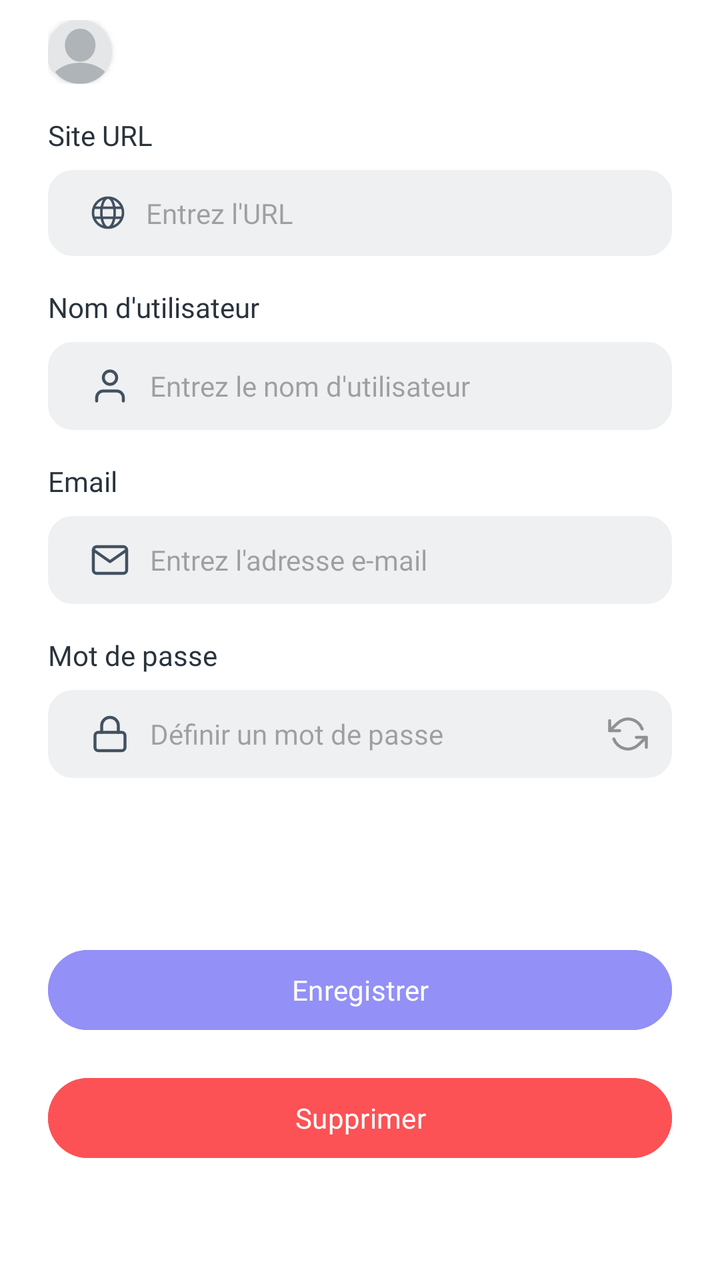
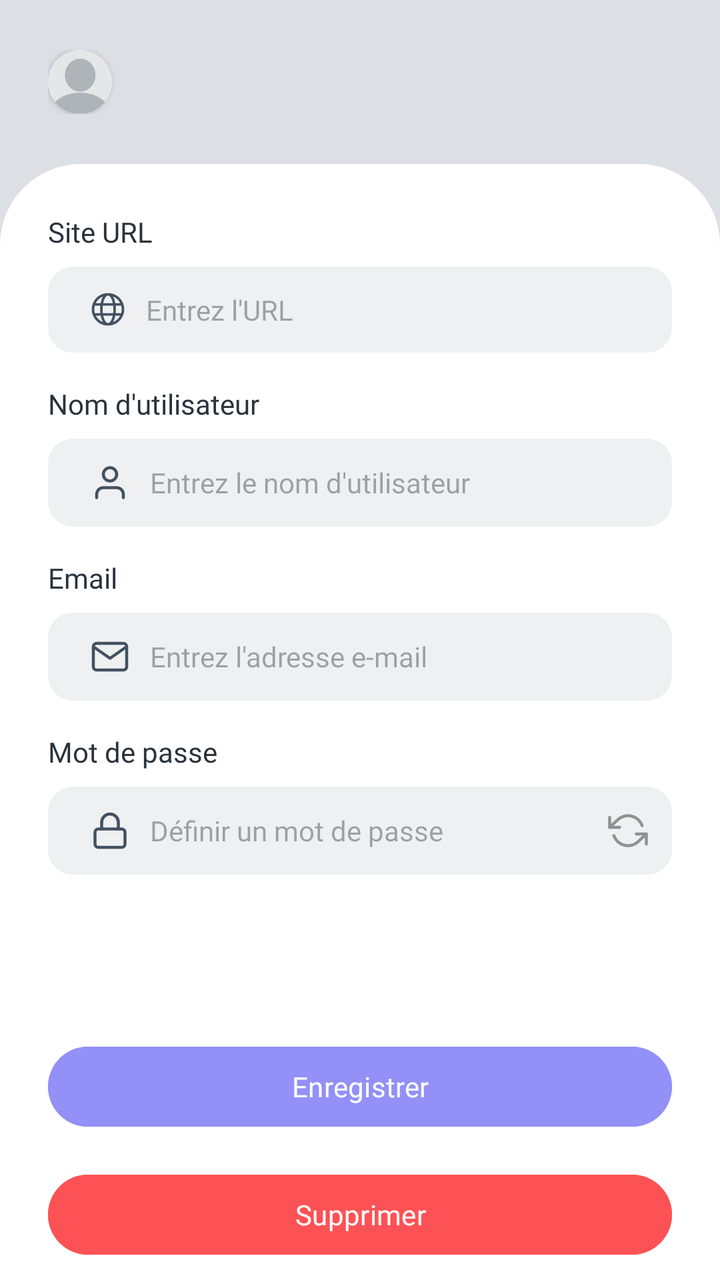

Two renders of the same Android screen: before a commit and after it. Below are the layout's source before the change and the commit's diff.
<!-- AndroidManifest.xml: application theme Theme.ManagePass -->
<!-- res/layout/activity_edit_delete_password.xml -->
<androidx.constraintlayout.widget.ConstraintLayout xmlns:android="http://schemas.android.com/apk/res/android"
    xmlns:app="http://schemas.android.com/apk/res-auto"
    xmlns:tools="http://schemas.android.com/tools"
    android:id="@+id/main"
    android:layout_width="match_parent"
    android:layout_height="match_parent"
    android:background="@color/white"
    tools:context=".AddPasswordActivity">

    <LinearLayout
        android:id="@+id/linearLayout2"
        android:layout_width="0dp"
        android:layout_height="0dp"
        android:orientation="vertical"
        app:layout_constraintBottom_toBottomOf="parent"
        app:layout_constraintEnd_toEndOf="parent"
        app:layout_constraintStart_toStartOf="parent"
        app:layout_constraintTop_toTopOf="parent"
        android:layout_marginLeft="24dp" android:layout_marginRight="24dp">
        <LinearLayout
            android:id="@+id/linearLayout"
            android:layout_width="match_parent"
            android:layout_height="wrap_content"
            android:layout_marginTop="10dp"
            android:orientation="horizontal"
            app:layout_constraintEnd_toEndOf="parent"
            app:layout_constraintStart_toStartOf="parent"
            app:layout_constraintTop_toTopOf="@+id/linearLayout2">

            <androidx.cardview.widget.CardView
                android:layout_width="32dp"
                android:layout_height="32dp"
                app:cardCornerRadius="100dp">

                <ImageView
                    android:id="@+id/user_image"
                    android:layout_width="32dp"
                    android:layout_height="32dp"
                    android:layout_marginEnd="8dp"
                    android:src="@drawable/blank_profile_picture_973460" />
            </androidx.cardview.widget.CardView>

            <TextView
                android:id="@+id/welcome_text"
                android:layout_width="wrap_content"
                android:layout_height="wrap_content"
                android:fontFamily="sans-serif-medium"
                android:gravity="center_vertical"
                android:textColor="@android:color/black"
                android:textSize="18sp" />
        </LinearLayout>
        
        <TextView
            android:id="@+id/site_url_label"
            style="@style/s_medium"
            android:layout_width="wrap_content"
            android:layout_height="wrap_content"
            android:layout_marginTop="16dp"
            android:layout_marginBottom="8dp"
            android:textColor="@color/neutral_800"
            android:text="@string/add_password_label_site_url" />
        <EditText
            android:id="@+id/site_url_input"
            android:layout_width="match_parent"
            android:layout_height="wrap_content"
            android:background="@drawable/input_style_bordure"
            android:drawableStart="@drawable/url"
            android:drawablePadding="10dp"
            style="@style/s_medium_grey_neutral"
            android:hint="@string/add_password_placeholder_site_url"
            android:paddingTop="12dp"
            android:paddingBottom="12dp"
            android:paddingLeft="21dp"
            />
        
        <TextView
            android:id="@+id/add_password_label_username"
            style="@style/s_medium"
            android:layout_width="wrap_content"
            android:layout_height="wrap_content"
            android:layout_marginTop="16dp"
            android:layout_marginBottom="8dp"
            android:textColor="@color/neutral_800"
            android:text="@string/add_password_label_username" />
        <EditText
            android:id="@+id/add_password_placeholder_username"
            android:layout_width="match_parent"
            android:layout_height="wrap_content"
            android:background="@drawable/input_style_bordure"
            android:drawableStart="@drawable/user__1_"
            android:drawablePadding="10dp"
            style="@style/s_medium_grey_neutral"
            android:hint="@string/add_password_placeholder_username"
            android:paddingTop="12dp"
            android:paddingBottom="12dp"
            android:paddingLeft="21dp"
            />
        
        <TextView
            android:id="@+id/login_page_label_email"
            style="@style/s_medium"
            android:layout_width="wrap_content"
            android:layout_height="wrap_content"
            android:layout_marginTop="16dp"
            android:layout_marginBottom="8dp"
            android:textColor="@color/neutral_800"
            android:text="@string/login_page_label_email" />
        <EditText
            android:id="@+id/add_password_placeholder_email"
            android:layout_width="match_parent"
            android:layout_height="wrap_content"
            android:background="@drawable/input_style_bordure"
            android:drawableStart="@drawable/mail"
            android:drawablePadding="10dp"
            style="@style/s_medium_grey_neutral"
            android:hint="@string/add_password_placeholder_email"
            android:paddingTop="12dp"
            android:paddingBottom="12dp"
            android:paddingLeft="21dp"
            />
        
        <TextView
            android:id="@+id/login_page_label_password"
            style="@style/s_medium"
            android:layout_width="wrap_content"
            android:layout_height="wrap_content"
            android:layout_marginTop="16dp"
            android:layout_marginBottom="8dp"
            android:textColor="@color/neutral_800"
            android:text="@string/login_page_label_password" />

        <RelativeLayout
            android:layout_width="match_parent"
            android:layout_height="wrap_content"
            >
            
            <EditText
                android:id="@+id/register_input_password"
                android:layout_width="match_parent"
                android:layout_height="wrap_content"
                android:background="@drawable/input_style_bordure"
                android:drawableStart="@drawable/password__"
                android:drawablePadding="10dp"
                style="@style/s_medium_grey_neutral"
                android:hint="@string/register_label_password"
                android:paddingTop="12dp"
                android:paddingBottom="12dp"
                android:paddingLeft="21dp" />

            
            <ImageView
                android:id="@+id/refresh_icone"
                android:layout_width="24dp"
                android:layout_height="wrap_content"
                android:layout_alignParentEnd="true"
                android:layout_centerVertical="true"
                android:layout_marginEnd="10dp"
                android:clickable="true"
                android:focusable="true"
                android:src="@drawable/refresh_ccw" />
        </RelativeLayout>
        

        <Button
            android:id="@+id/add_password_button_save"
            style="@style/s_semibold_white"
            android:layout_width="match_parent"
            android:layout_height="wrap_content"
            android:layout_marginTop="82dp"
            android:layout_marginBottom="16dp"
            android:backgroundTint="@color/mauve_pastel"
            android:text="@string/add_password_button_save" />

        <Button
            android:id="@+id/delete_password_button_delete"
            style="@style/s_semibold_white"
            android:layout_width="match_parent"
            android:layout_height="wrap_content"
            android:backgroundTint="@color/rouge"
            android:text="@string/delete_password_button_delete"
            android:drawableStart="@drawable/delete"
            />
    </LinearLayout>

</androidx.constraintlayout.widget.ConstraintLayout>
<!-- resources referenced by this layout -->
<resources>
  <color name="mauve_pastel">#9390F7</color>
  <color name="neutral_800">#29333C</color>
  <color name="rouge">#FC5255</color>
  <color name="white">#FFFFFFFF</color>
  <!-- drawable blank_profile_picture_973460 (drawable) -->
  <vector xmlns:android="http://schemas.android.com/apk/res/android"
      android:width="401dp"
      android:height="401dp"
      android:viewportWidth="401"
      android:viewportHeight="401">
    <path
        android:pathData="M-44.74,-44.74l490.42,0l0,490.42l-490.42,0z"
        android:fillColor="#E4E6E7"/>
    <path
        android:pathData="m201,267.14c-103.36,0 -187.75,58.93 -192.48,132.84l384.99,0c-4.73,-73.92 -89.16,-132.84 -192.51,-132.84z"
        android:fillColor="#AEB4B7"/>
    <path
        android:pathData="m297.61,158.03c0,57.17 -42.93,103.52 -95.9,103.52s-95.9,-46.35 -95.9,-103.52 42.93,-103.52 95.9,-103.52c52.97,0 95.9,46.35 95.9,103.51z"
        android:fillColor="#AEB4B7"/>
  </vector>
  <!-- drawable input_style_bordure (drawable) -->
  <?xml version="1.0" encoding="utf-8"?>
  <selector xmlns:android="http://schemas.android.com/apk/res/android">
      <item>
          <shape>
              
              <solid android:color="#EEF0F2" />
  
              
              <stroke
                  android:width="1dp"
                  android:color="#EEF0F2" />
  
              
              <corners android:radius="12dp" />
          </shape>
      </item>
  </selector>
  <string name="add_password_button_save">Enregistrer</string>
  <string name="add_password_label_site_url">Site URL</string>
  <string name="add_password_label_username">Nom d\'utilisateur</string>
  <string name="add_password_placeholder_email">Entrez l\'adresse e-mail</string>
  <string name="add_password_placeholder_site_url">Entrez l\'URL</string>
  <string name="add_password_placeholder_username">Entrez le nom d\'utilisateur</string>
  <string name="delete_password_button_delete">Supprimer</string>
  <string name="login_page_label_email">Email</string>
  <string name="login_page_label_password">Mot de passe</string>
  <string name="register_label_password">Définir un mot de passe</string>
  <style name="s_medium" parent="lexend_medium">
          <item name="android:textColor">@color/neutral</item>
          <item name="android:textSize">14dp</item>
      </style>
  <style name="s_medium_grey_neutral" parent="lexend_medium">
          <item name="android:textColor">@color/grey_neutral</item>
          <item name="hintTextColor">@color/grey_neutral</item>
          <item name="android:textSize">14dp</item>
      </style>
  <style name="s_semibold_white" parent="lexend_semibold">
          <item name="android:textColor">@color/white</item>
          <item name="android:textSize">14dp</item>
      </style>
  <style name="Theme.ManagePass" parent="Base.Theme.ManagePass" />
  <style name="lexend_medium">
          <item name="android:fontFamily">@font/lexendmedium</item>
      </style>
  <color name="neutral">#1A1C1E</color>
  <color name="grey_neutral">#526578</color>
  <style name="lexend_semibold">
          <item name="android:fontFamily">@font/lexendsemibold</item>
      </style>
  <style name="Base.Theme.ManagePass" parent="Theme.Material3.DayNight.NoActionBar">
          
          
      </style>
  <!-- unchanged entries left out for length: 6 -->
</resources>

<!-- the commit's change to res/layout/activity_edit_delete_password.xml (unified diff, before → after) -->
@@ -4,7 +4,6 @@
     android:id="@+id/main"
     android:layout_width="match_parent"
     android:layout_height="match_parent"
-    android:background="@color/white"
     tools:context=".AddPasswordActivity">
 
     <LinearLayout
@@ -16,12 +15,14 @@
         app:layout_constraintEnd_toEndOf="parent"
         app:layout_constraintStart_toStartOf="parent"
         app:layout_constraintTop_toTopOf="parent"
-        android:layout_marginLeft="24dp" android:layout_marginRight="24dp">
+        android:background="@color/neutral_100">
         <LinearLayout
+            android:paddingLeft="24dp" android:paddingRight="24dp"
             android:id="@+id/linearLayout"
             android:layout_width="match_parent"
             android:layout_height="wrap_content"
-            android:layout_marginTop="10dp"
+            android:paddingTop="25dp"
+            android:paddingBottom="25dp"
             android:orientation="horizontal"
             app:layout_constraintEnd_toEndOf="parent"
             app:layout_constraintStart_toStartOf="parent"
@@ -30,7 +31,7 @@
             <androidx.cardview.widget.CardView
                 android:layout_width="32dp"
                 android:layout_height="32dp"
-                app:cardCornerRadius="100dp">
+                app:cardCornerRadius="100dp" android:background="@color/neutral_800">
 
                 <ImageView
                     android:id="@+id/user_image"
@@ -50,6 +51,10 @@
                 android:textSize="18sp" />
         </LinearLayout>
         
+        <LinearLayout
+            android:paddingLeft="24dp" android:paddingRight="24dp"
+            android:layout_width="match_parent"
+            android:layout_height="match_parent" android:orientation="vertical" android:background="@drawable/rounded_top_corners" android:gravity="center_vertical">
         <TextView
             android:id="@+id/site_url_label"
             style="@style/s_medium"
@@ -180,6 +185,8 @@
             android:text="@string/delete_password_button_delete"
             android:drawableStart="@drawable/delete"
             />
+        </LinearLayout>
+
     </LinearLayout>
 
 </androidx.constraintlayout.widget.ConstraintLayout>
<!-- resource entries referenced after the edit -->
@@ -1,6 +1,7 @@
 <!-- resources referenced by this layout -->
 <resources>
   <color name="mauve_pastel">#9390F7</color>
+  <color name="neutral_100">#DCE0E4</color>
   <color name="neutral_800">#29333C</color>
   <color name="rouge">#FC5255</color>
   <color name="white">#FFFFFFFF</color>
@@ -35,6 +36,23 @@
   
               
               <corners android:radius="12dp" />
+          </shape>
+      </item>
+  </selector>
+  <!-- drawable rounded_top_corners (drawable) -->
+  <?xml version="1.0" encoding="utf-8"?>
+  <selector xmlns:android="http://schemas.android.com/apk/res/android">
+      <item>
+          <shape>
+              <solid android:color="#FFFFFF" />
+              <stroke
+                  android:width="1dp"
+                  android:color="#FFFFFF" />
+              <corners
+                  android:topLeftRadius="40dp"
+                  android:topRightRadius="40dp"
+                  android:bottomLeftRadius="0dp"
+                  android:bottomRightRadius="0dp" />
           </shape>
       </item>
   </selector>
